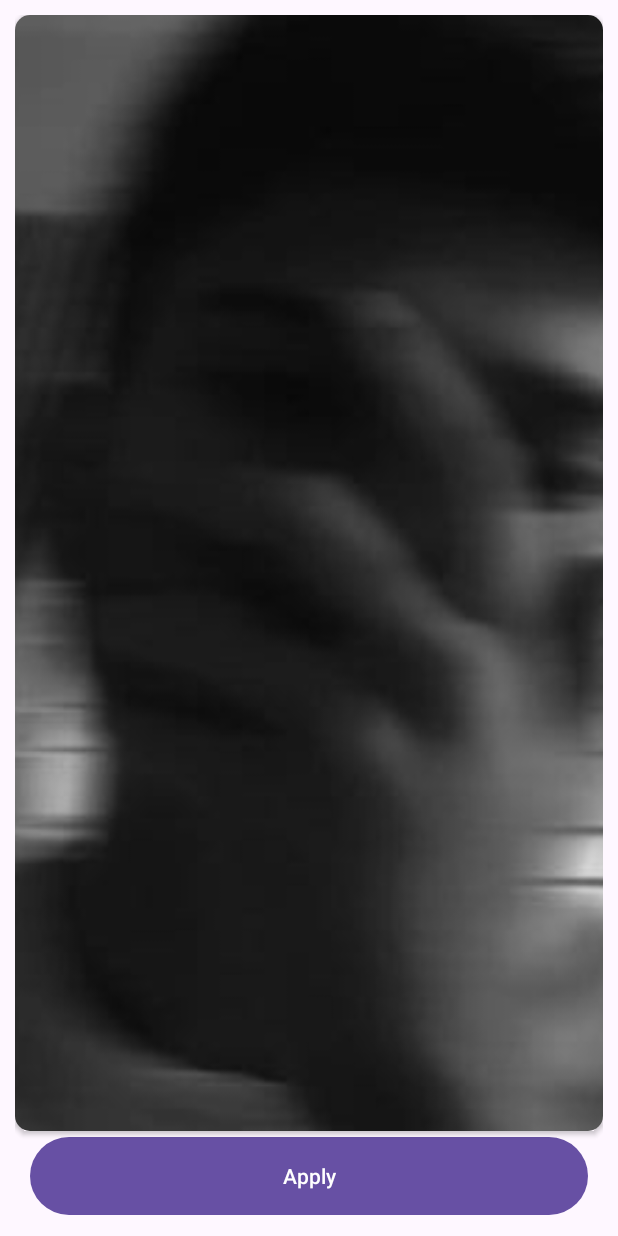
After one commit to vinitfreakk/PixelWallpaperApp, an Android app: the layout activity_wallpaper.xml on its own in the app's theme, with its tools: preview values and no code run, on a phone screen of 412 x 824 dp. The commit adds this screen. Run offline under Robolectric (Android 15) with nearby library versions, the phone set to English and light mode, and no system bars; network calls fail.

Commit message:
done with passing image to the next activity

```diff
--- a/app/build.gradle
+++ b/app/build.gradle
@@ -61,8 +61,8 @@ dependencies {
     annotationProcessor "com.github.bumptech.glide:compiler:4.15.0"
 
    /* //picaso
-    implementation 'com.squareup.picasso:picasso:2.71828'
+    implementation 'com.squareup.picasso:picasso:2.71828'*/
 
     //photoview
-    implementation 'com.github.chrisbanes:PhotoView:2.0.0'*/
+    implementation 'com.jsibbold:zoomage:1.3.1'
 }
--- a/app/src/main/java/com/example/pixelwallpaperapp/Api/ApiInterface.kt
+++ b/app/src/main/java/com/example/pixelwallpaperapp/Api/ApiInterface.kt
@@ -10,7 +10,7 @@ import retrofit2.http.Query
 interface ApiInterface {
     @GET("search")
     suspend fun getWallapers(
-        @Header("Authorization") apiKey: String = "", /*The @Header("Authorization") annotation is used to specify
+        @Header("Authorization") apiKey: String = "dmcjCZCR13uRJ2D9r1GQgJqWiwfQRn2LwOUjfjF4K7qH0NNC7r7geyi4", /*The @Header("Authorization") annotation is used to specify
                                                                                                                 that the apiKey parameter should be included as a header
                                                                                                                 with the key "Authorization" in the API request.*/
         @Query("query") query: String,
--- a/app/src/main/java/com/example/pixelwallpaperapp/MainActivity.kt
+++ b/app/src/main/java/com/example/pixelwallpaperapp/MainActivity.kt
@@ -33,6 +33,7 @@ class MainActivity : AppCompatActivity() {
         search.setOnClickListener {
            val txtxSearch = searchTxt.text.toString()
             wallpaperViewsModel.fetchWallpapers(txtxSearch)
+
         }
            val apiInterface =ApiUtilites.getRetrofitInstance().create(ApiInterface::class.java)
            val wallpaperRepository = WallpaperRepository(apiInterface)
--- /dev/null
+++ b/app/src/main/res/layout/activity_wallpaper.xml
@@ -0,0 +1,47 @@
+<?xml version="1.0" encoding="utf-8"?>
+<androidx.constraintlayout.widget.ConstraintLayout xmlns:android="http://schemas.android.com/apk/res/android"
+    xmlns:app="http://schemas.android.com/apk/res-auto"
+    xmlns:tools="http://schemas.android.com/tools"
+    android:layout_width="match_parent"
+    android:layout_height="match_parent"
+    android:padding="10dp"
+    tools:context=".WallpaperActivity">
+
+
+    <androidx.cardview.widget.CardView
+        android:id="@+id/cardView"
+        android:layout_width="0dp"
+        android:layout_height="0dp"
+        android:outlineAmbientShadowColor="@color/black"
+        app:cardCornerRadius="10dp"
+        app:layout_constraintBottom_toTopOf="@+id/apply"
+        app:layout_constraintEnd_toEndOf="parent"
+        app:layout_constraintStart_toStartOf="parent"
+        app:layout_constraintTop_toTopOf="parent">
+
+        <ImageView
+            android:id="@+id/largeimage"
+            android:layout_width="match_parent"
+            android:layout_height="match_parent"
+            android:scaleType="centerCrop"
+            android:src="@drawable/vinit" />
+
+    </androidx.cardview.widget.CardView>
+
+
+    <Button
+        android:id="@+id/apply"
+        android:layout_width="0dp"
+        android:layout_height="60dp"
+        android:layout_marginStart="10dp"
+        android:layout_marginEnd="10dp"
+        android:text="Apply"
+        app:layout_constraintBottom_toBottomOf="parent"
+        app:layout_constraintEnd_toEndOf="parent"
+        app:layout_constraintHorizontal_bias="1.0"
+        app:layout_constraintStart_toStartOf="parent"
+        app:layout_constraintTop_toBottomOf="@+id/cardView"
+        app:layout_constraintVertical_bias="0.891" />
+
+
+</androidx.constraintlayout.widget.ConstraintLayout>
```
Also changed, not shown: app/src/main/AndroidManifest.xml (+8 -1 lines), app/src/main/java/com/example/pixelwallpaperapp/Adapters/WallpaperAdapter.kt (+7 -7 lines), app/src/main/java/com/example/pixelwallpaperapp/WallpaperActivity.kt (added, +17 -0 lines), app/src/main/res/drawable/androidd.png (added), app/src/main/res/drawable/vinit.jpeg (added).
